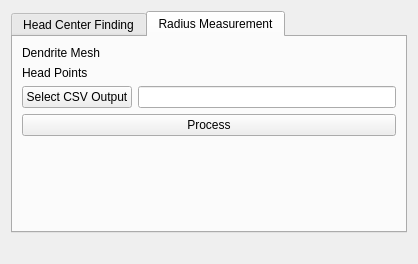
AlexanderJCS/dsb-plugin, file mainformdsb.ui: the form before one commit.
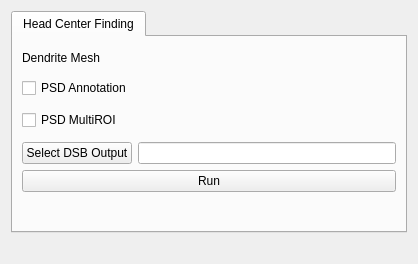
The form after the commit. The open tabs and pages were chosen to show the change. Custom widgets are drawn as their Qt base class.

Commit message: remove radius tab

What changed in the file:
```diff
--- a/mainformdsb.ui
+++ b/mainformdsb.ui
@@ -83,6 +83,7 @@
             <string>PSD Annotation</string>
            </property>
           </widget>
+         </item>
           <item row="1" column="1">
           <widget class="OrsObjectClassComboBox" name="ccb_psd_annotation" native="true">
            <property name="minimumSize">
@@ -99,7 +100,6 @@
            </property>
           </widget>
          </item>
-         </item>
          <item row="2" column="0">
           <widget class="QCheckBox" name="chk_psd_multiroi">
            <property name="text">
@@ -150,67 +150,6 @@
        </item>
       </layout>
      </widget>
-     <widget class="QWidget" name="radius">
-      <attribute name="title">
-       <string>Radius Measurement</string>
-      </attribute>
-      <layout class="QVBoxLayout" name="main_vertical_layout" stretch="0,0,0">
-       <item>
-        <layout class="QFormLayout" name="formLayout_3">
-         <item row="0" column="0">
-          <widget class="QLabel" name="label_2">
-           <property name="text">
-            <string>Dendrite Mesh</string>
-           </property>
-          </widget>
-         </item>
-         <item row="0" column="1">
-          <widget class="OrsObjectClassComboBox" name="ccb_dendrite_mesh_postprocessing" native="true"/>
-         </item>
-         <item row="1" column="0">
-          <widget class="QLabel" name="label_3">
-           <property name="text">
-            <string>Head Points</string>
-           </property>
-          </widget>
-         </item>
-         <item row="1" column="1">
-          <widget class="OrsObjectClassComboBox" name="ccb_head_points" native="true"/>
-         </item>
-         <item row="2" column="0">
-          <widget class="QPushButton" name="btn_select_csv_output">
-           <property name="text">
-            <string>Select CSV Output</string>
-           </property>
-          </widget>
-         </item>
-         <item row="2" column="1">
-          <widget class="QLineEdit" name="line_csv_output"/>
-         </item>
-        </layout>
-       </item>
-       <item>
-        <widget class="QPushButton" name="btn_process_head_radii">
-         <property name="text">
-          <string>Process</string>
-         </property>
-        </widget>
-       </item>
-       <item>
-        <spacer name="verticalSpacer_2">
-         <property name="orientation">
-          <enum>Qt::Orientation::Vertical</enum>
-         </property>
-         <property name="sizeHint" stdset="0">
-          <size>
-           <width>20</width>
-           <height>40</height>
-          </size>
-         </property>
-        </spacer>
-       </item>
-      </layout>
-     </widget>
     </widget>
    </item>
    <item>
```
